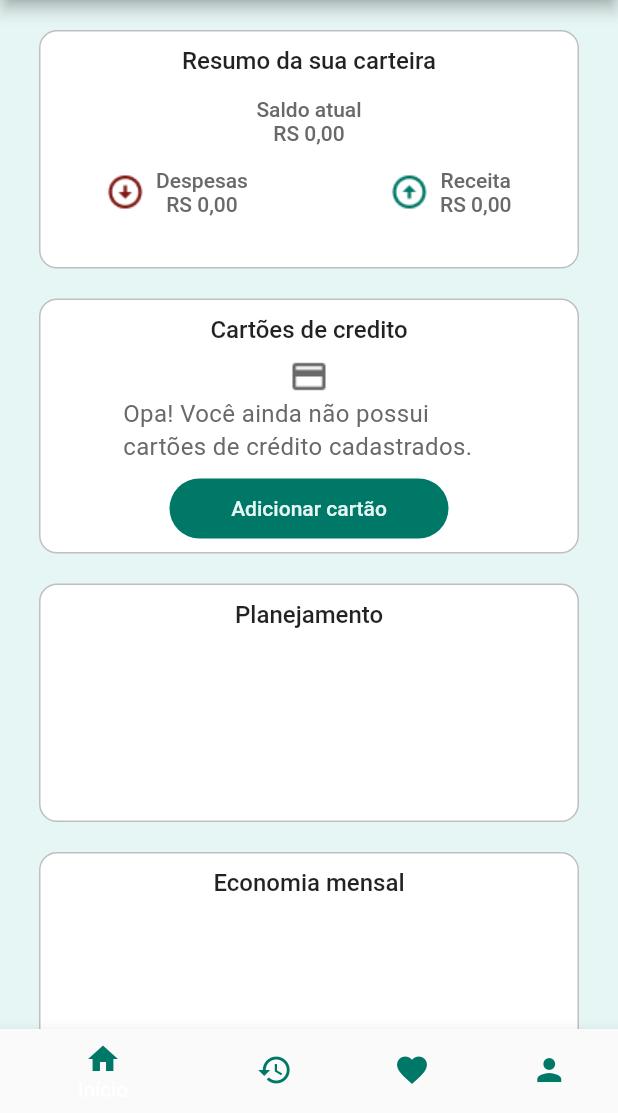
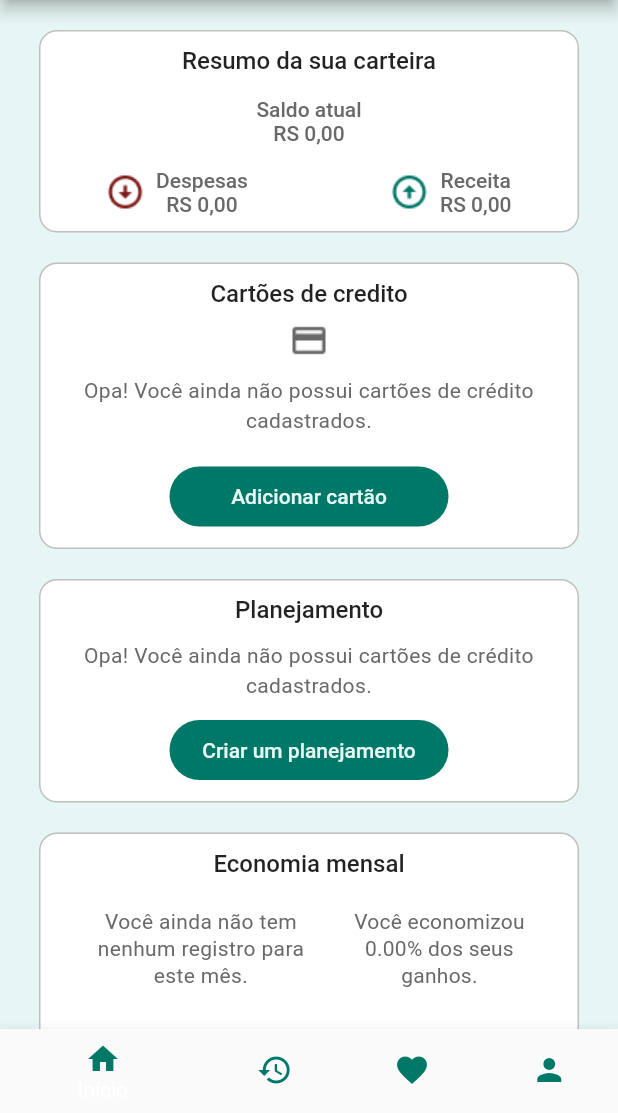
Before and after one commit to Jhyea026/Hand-finance, a Flutter app: the ClientPage screen opened directly, on a phone screen of 412 x 824 dp, the part 123-1236 px from its top. Run offline on Flutter 3.47's test engine with Material 2 defaults, Android fonts, the phone set to English and light mode, and no system bars; missing offline and left inert: dart:ffi.

Commit message:
Tela home cards finalizados

```diff
--- a/lib/Widgets/card.dart
+++ b/lib/Widgets/card.dart
@@ -23,7 +23,7 @@ class _CardsState extends State<HomeCards> {
   Widget build(BuildContext context) {
     return Container(
       margin: EdgeInsets.only(top: 20, right: 26, left: 26),
-      height: widget.altura,
+      padding: EdgeInsets.only(bottom: 10),
       width: 360,
       decoration: BoxDecoration(
           color: Colors.white,
--- a/lib/Windows/ClientPage.dart
+++ b/lib/Windows/ClientPage.dart
@@ -32,6 +32,7 @@ class _MyClientPagePageState extends State<ClientPage> {
   Widget build(BuildContext context) {
     return Scaffold(
       appBar: AppBar(
+        automaticallyImplyLeading: false,
         toolbarHeight: 82,
         backgroundColor: Cor.Primary400,
         title: Row(
--- a/lib/Windows/home.dart
+++ b/lib/Windows/home.dart
@@ -124,32 +124,36 @@ class Home extends StatelessWidget {
                     altura: 170,
                     conteudo: [
                       Container(
-                        padding: EdgeInsets.only(top: 10),
-                        width: 248,
-                        height: 139,
+                        padding: EdgeInsets.only(top: 10, left: 19, right: 19),
                         child: Center(
                           child: Column(
                             children: [
                               Image.asset('lib/Assets/Credit_card.png'),
-                              Column(
+                              Padding(
+                                padding: EdgeInsets.only(top: 10, bottom: 10),
+                                child: Column(
                                   children: [
                                     Text(
                                       'Opa! Você ainda não possui cartões de crédito cadastrados.',
+                                      textAlign: TextAlign.center ,
                                       style: TextStyle(
-                                        fontSize: 16,
+                                          fontSize: 14,
                                           fontWeight: FontWeight.w400,
                                           letterSpacing: 0.25,
                                           height: 1.4,
                                           color:
                                               Color.fromARGB(255, 105, 105, 105)),
                                     ),
+
                                   ],
+                                ),
                               ),
                               SizedBox(
                                 height: 8,
                               ),
                               Column(
                                 children: [
+
                                   Botao(
                                       label: 'Adicionar cartão',
                                       onPressed: () {})
@@ -163,12 +167,92 @@ class Home extends StatelessWidget {
                   ),
                   HomeCards(
                     titulo: 'Planejamento',
-                    conteudo: [],
+                    conteudo: [
+                      Padding(
+                                padding: EdgeInsets.only(top: 10, bottom: 10, left: 20, right: 20),
+                                child: Column(
+                                  children: [
+                                    Text(
+                                      'Opa! Você ainda não possui cartões de crédito cadastrados.',
+                                      textAlign: TextAlign.center ,
+                                      style: TextStyle(
+                                          fontSize: 14,
+                                          fontWeight: FontWeight.w400,
+                                          letterSpacing: 0.25,
+                                          height: 1.4,
+                                          color:
+                                              Color.fromARGB(255, 105, 105, 105)),
+                                    ),
+
+                                  ],
+                                ),
+                              ),
+                      Botao(label: 'Criar um planejamento', onPressed: (){})
+                    ],
                   ),
                   HomeCards(
                     titulo: 'Economia mensal',
-                    conteudo: [],
+                    conteudo: [
+                      Container(
+                        padding: EdgeInsets.only(top: 20,left: 20, right: 20),
+
+                        child: Column(
+                          children: [
+                            Row(
+                              mainAxisAlignment: MainAxisAlignment.spaceAround,
+                              children: [
+
+                                Container(
+
+                                  width: 160,
+                                  height: 67,
+                                  child: Text('Você ainda não tem nenhum registro para este mês.', textAlign: TextAlign.center,style: TextStyle(fontSize: 14,
+                                          fontWeight: FontWeight.w400,
+                                          letterSpacing: 0.25,
+                                          height: 1.3,
+                                          color:
+                                              Color.fromARGB(255, 105, 105, 105)),)),
+                                Container(
+
+                                  width: 130,
+                                  height: 67,
+                                  child: Text('Você economizou 0.00% dos seus ganhos.',textAlign: TextAlign.center, style: TextStyle(fontSize: 14,
+                                          fontWeight: FontWeight.w400,
+                                          letterSpacing: 0.15,
+                                          height: 1.3,
+                                          color:
+                                              Color.fromARGB(255, 105, 105, 105)),)),
+                              ],
                             ),
+                            Padding(
+                              padding: const EdgeInsets.only(left: 20, right: 20,top: 10),
+                              child: Container(
+
+                                child: Row(
+
+                                  children: [
+                                    Image.asset('lib/Assets/Star.png'),
+                                    Container(
+                                      margin: EdgeInsets.only(left: 10),
+                                      width: 210,
+
+                                      child: Text('Pense bem nas próximas despesas e reveja suas metas', style: TextStyle(fontSize: 14,
+                                                fontWeight: FontWeight.w400,
+                                                letterSpacing: 0.15,
+                                                height: 1.3,
+                                                color:
+                                                    Color.fromARGB(255, 105, 105, 105)),),
+                                    ),
+                                  ],
+                                ),
+                              ),
+                            )
+                          ],
+                        )
+                      )
+                    ],
+                  ),
+
                 ],
               ),
             ),
--- a/lib/Windows/login.dart
+++ b/lib/Windows/login.dart
@@ -1,12 +1,14 @@
 // ignore_for_file: avoid_unnecessary_containers, prefer_const_constructors, prefer_const_literals_to_create_immutables
 
 import 'package:flutter/material.dart';
-import 'package:flutter_svg/flutter_svg.dart';
+
 import 'package:handfinance/Colors/cor.dart';
 import 'package:handfinance/Widgets/botao.dart';
 import 'package:handfinance/Widgets/bottomSheet.dart';
 import 'package:handfinance/Widgets/textField.dart';
+import 'package:handfinance/Windows/ClientPage.dart';
 import 'package:handfinance/Windows/forgotPassword.dart';
+import 'package:handfinance/Windows/home.dart';
 import 'package:handfinance/Windows/login_creat.dart';
 
 class Login extends StatelessWidget {
@@ -87,7 +89,13 @@ class Login extends StatelessWidget {
                           ),
                           Botao(
                             label: 'Entrar',
-                            onPressed: () {},
+                            onPressed: () {
+                              Navigator.of(context).push(
+                                MaterialPageRoute(builder: (context) {
+                                  return ClientPage();
+                                }),
+                              );
+                            },
                             style: true,
                           ),
                           Botao(
--- a/lib/main.dart
+++ b/lib/main.dart
@@ -22,7 +22,7 @@ class Main extends StatelessWidget {
   Widget build(BuildContext context) {
     return MaterialApp(
       debugShowCheckedModeBanner: false,
-      home: ClientPage(),
+      home: Welcome(),
     );
   }
 }
--- a/pubspec.yaml
+++ b/pubspec.yaml
@@ -68,6 +68,7 @@ flutter:
     - lib/Assets/Win.png
     - lib/Assets/Loss.png
     - lib/Assets/Credit_card.png
+    - lib/Assets/Star.png
   #   - images/a_dot_ham.jpeg
 
   # An image asset can refer to one or more resolution-specific "variants", see
```
Also changed, not shown: lib/Assets/Star.png (added). Lines whose indentation alone changed are shown as unchanged.
